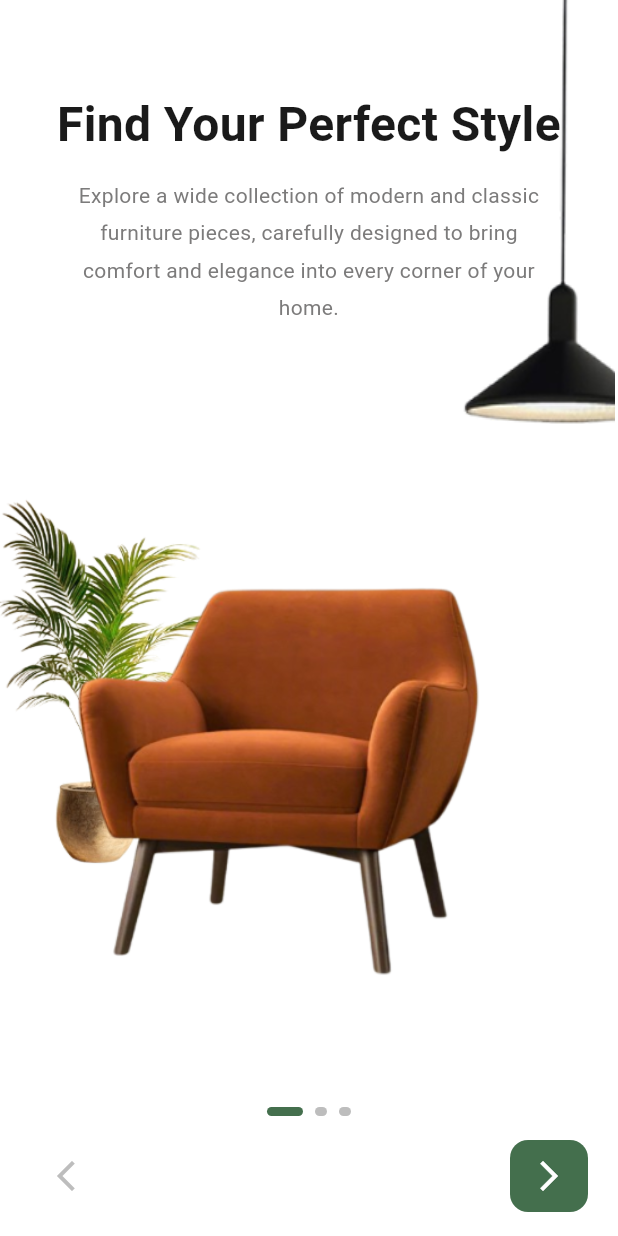
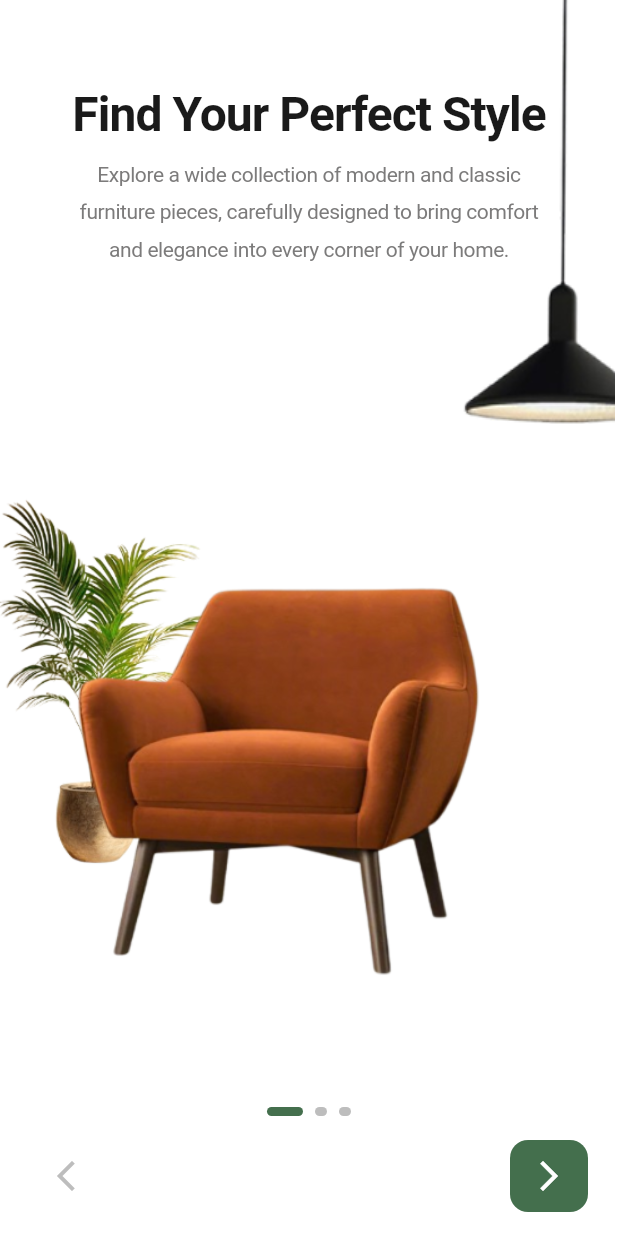
Before and after one commit to FarhaAhmed21/Decora, a Flutter app: the screen it shows after launch, on a phone screen of 412 x 824 dp. Run offline on Flutter 3.47's test engine with Material 3 defaults, Android fonts, the phone set to English and light mode, and no system bars; our stand-ins replace flutter_bloc, font_awesome_flutter, lottie; missing offline and left inert: flutter_image_overlap; Roboto replaces fonts that are missing (Montserrat).

Commit message:
onboarding_screen_one

```diff
--- a/lib/src/features/onboarding/screens/onboarding-screen-one.dart
+++ b/lib/src/features/onboarding/screens/onboarding-screen-one.dart
@@ -74,16 +74,19 @@ class OnboardingPageOne extends StatelessWidget {
                   opacity: textController,
                   child: const Text(
                     "Find Your Perfect Style",
-                    textAlign: TextAlign.center,
                     style: TextStyle(
                       color: AppColors.mainText,
                       fontSize: 32,
+                      fontFamily: 'Montserrat',
                       fontWeight: FontWeight.w600,
-                      fontFamily: 'Montserrat',
+                      height: 1,
+                      letterSpacing: -0.64,
                     ),
+                    textAlign: TextAlign.center,
                   ),
                 ),
               ),
+
               const SizedBox(height: 12),
               SlideTransition(
                 position: subtitleAnimation,
@@ -98,7 +101,9 @@ class OnboardingPageOne extends StatelessWidget {
                         color: AppColors.secondaryText,
                         fontSize: 14,
                         fontFamily: 'Montserrat',
-                        height: 1.8,
+                        fontWeight: FontWeight.w400,
+                        height: 1.80,
+                        letterSpacing: -0.28,
                       ),
                     ),
                   ),
--- a/lib/src/features/onboarding/screens/onboarding_screen.dart
+++ b/lib/src/features/onboarding/screens/onboarding_screen.dart
@@ -16,14 +16,12 @@ class _OnboardingScreenState extends State<OnboardingScreen>
   final PageController _pageController = PageController();
   int currentIndex = 0;
 
-  // Animation controllers
   late AnimationController _lampController;
   late AnimationController _imageController;
   late AnimationController _textController;
   late AnimationController _subtitleController;
   late AnimationController _treeController;
 
-  // Animations
   late Animation<Offset> _lampAnimation;
   late Animation<Offset> _imageAnimation;
   late Animation<Offset> _textAnimation;
@@ -38,7 +36,7 @@ class _OnboardingScreenState extends State<OnboardingScreen>
   }
 
   void _initAnimations() {
-    const duration = Duration(milliseconds: 1400);
+    const duration = Duration(milliseconds: 1650);
 
     _lampController = AnimationController(vsync: this, duration: duration);
     _imageController = AnimationController(vsync: this, duration: duration);
@@ -77,7 +75,6 @@ class _OnboardingScreenState extends State<OnboardingScreen>
     _imageController.forward();
     _textController.forward();
     _subtitleController.forward();
-    await Future.delayed(const Duration(milliseconds: 300));
     _lampController.forward();
   }
 
```
